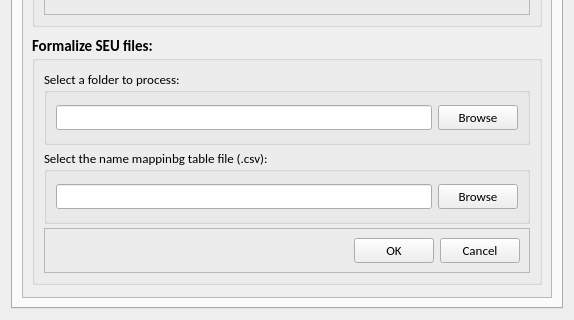
Before: the Qt Designer form hackathon/MK/swcRename/renameSWC.ui in Vaa3D/vaa3d_tools, drawn with Qt 5; both pictures show x 0 to 574 and y 275 to 595 of the 574 by 595 pixel window.
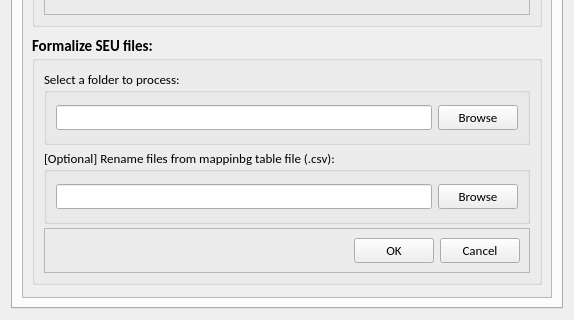
After: the same form once the commit is applied.

Commit message: NeuronReconFile_manager final version for 2020 data release

```diff
--- a/hackathon/MK/swcRename/renameSWC.ui
+++ b/hackathon/MK/swcRename/renameSWC.ui
@@ -408,7 +408,7 @@
                  </font>
                 </property>
                 <property name="title">
-                 <string>Select the name mappinbg table file (.csv):</string>
+                 <string>[Optional] Rename files from mappinbg table file (.csv):</string>
                 </property>
                 <layout class="QHBoxLayout" name="horizontalLayout_11">
                  <item>
```
Left out of the diff: 6 changed lines with no effect on the pictures. The commit also changes 2 other files.
